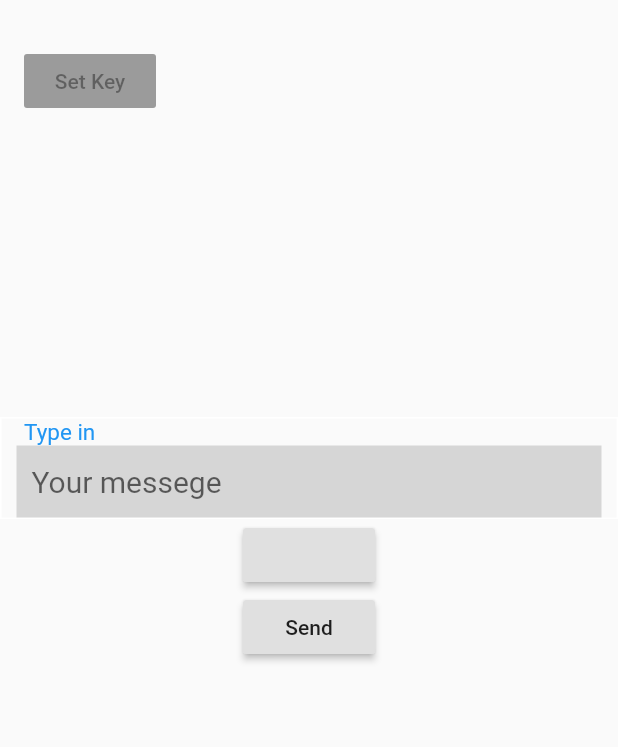
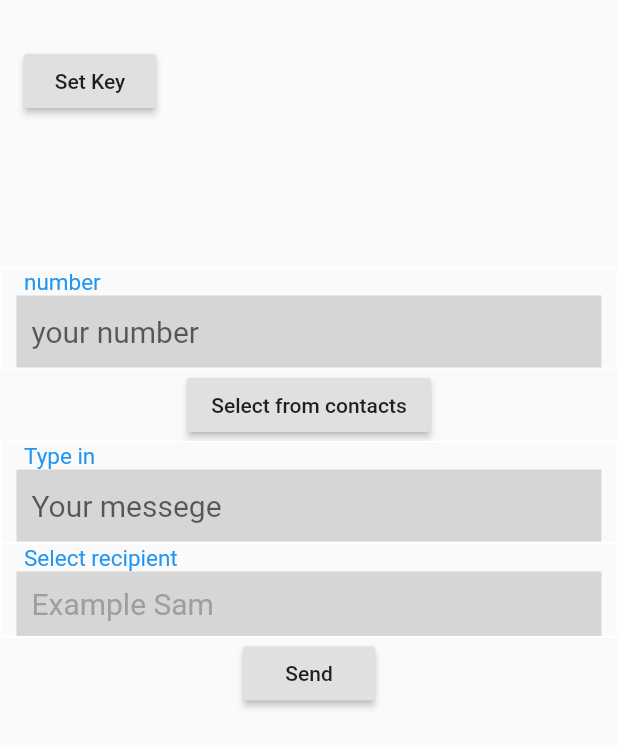
Before and after one commit to Alquama00s/SMS, a Flutter app: the screen it shows after launch, after a tap on "Encrypt", on a phone screen of 412 x 824 dp. Shown: the top 747 px of the screen. Run offline on Flutter 3.47's test engine with Material 2 defaults, Android fonts, the phone set to English and light mode, and no system bars; our stand-ins replace contacts_service, permission_handler; missing offline and left inert: encrypt, flutter_file_dialog.

Commit message:
encryption algos

```diff
--- a/lib/encrypt.dart
+++ b/lib/encrypt.dart
@@ -1,14 +1,16 @@
 import 'package:flutter/material.dart';
+import 'package:secret_messeging_service/commonfunctions.dart';
 import 'widgetLib.dart';
 import 'getContacts.dart';
+import 'setkey.dart';
 class Encrypt extends StatefulWidget{
   @override
   _EncryptState createState()=>_EncryptState();
 }
 class _EncryptState extends State<Encrypt>{
-  String msg='';
-  String number='';
-  String name='';
+  String _enmsg,msg='';
+  String selfnumber='',number='';
+  String name='Example Sam';
   Function save(String value,String valname){
     if(value!='')
       number=value;
@@ -18,12 +20,19 @@ class _EncryptState extends State<Encrypt>{
       });
     }
   }
+  Function saveself(String value,String valname){
+    if(value!='')
+      setState(() {
+        selfnumber=value;
+      });
+  }
   @override
   Widget build(BuildContext context) {
     return Scaffold(
       body: Container(
         width: MediaQuery.of(context).size.width,
         padding: EdgeInsets.fromLTRB(0,30, 0, 0),
+        child: SingleChildScrollView(
           child: Column(
             mainAxisAlignment: MainAxisAlignment.start,
             crossAxisAlignment: CrossAxisAlignment.center,
@@ -32,31 +41,46 @@ class _EncryptState extends State<Encrypt>{
                 mainAxisAlignment: MainAxisAlignment.center,
                 crossAxisAlignment: CrossAxisAlignment.center,
                 children: [
-                RaisedButton(onPressed: null,
+                  RaisedButton(onPressed: ()=>{
+                    Navigator.push(context,
+                        MaterialPageRoute(builder: (context)=>Setkey())
+                    ),
+                  },
                     child: Text('Set Key'),
                   ),
                   SizedBox(width: MediaQuery.of(context).size.width-120,),
                 ],
               ),
               SizedBox(
-              height: 200,
+                height: 100,
+              ),
+              Field(TextInputType.number,'your number', 'number', true, (v){selfnumber=v;}),
+              RaisedButton(onPressed: ()=>{
+                Navigator.push(context,
+                    MaterialPageRoute(builder: (context)=>ContactLoader(saveself))
+                ),
+              },
+                child: Text('Select from contacts'),
               ),
               Field(TextInputType.text, 'Your messege', 'Type in', true, (value){msg=value;}),
-            RaisedButton(onPressed: ()=>{
+              GestureDetector(
+                onTap: ()=>{
                   Navigator.push(context,
                       MaterialPageRoute(builder: (context)=>ContactLoader(save))
                   ),
                 },
-              child: Text('$number$name'),
+                child: Field(TextInputType.text, name, 'Select recipient', false, (value){}),
               ),
-            RaisedButton(onPressed: ()=>{
-              print(name+'\n'+number),
+              RaisedButton(onPressed: ()async=>{
+                _enmsg=await encrypt(msg,selfnumber),
+                print(_enmsg),
               },
                 child: Text('Send'),
               ),
             ],
           ),
         ),
+      ),
     );
   }
 }
--- a/lib/handlePermission.dart
+++ b/lib/handlePermission.dart
@@ -7,14 +7,21 @@ class Intro extends StatelessWidget {
   @override
   Widget build(BuildContext context) {
     return FutureBuilder(
-      future: Permission.contacts.status.isGranted,
+      future: [
+      Permission.contacts,
+        Permission.storage,
+        ].request(),
       builder: (context,snap){
         if(snap.connectionState == ConnectionState.done){
-          if(snap.data==true) {
+          //print(snap.data);
+          if(snap.data[Permission.contacts]==PermissionStatus.granted&&snap.data[Permission.storage]==PermissionStatus.granted) {
             return MainScreen();
           }
           else{
-            Permission.contacts.request();
+            if(snap.data[Permission.contacts]!=PermissionStatus.granted)
+                Permission.contacts.request();
+            if(snap.data[Permission.storage]!=PermissionStatus.granted)
+                Permission.storage.request();
             return Error('Restart the app with storage permission\n'
                 'This issue will be resolved in future release');
           }
--- a/pubspec.yaml
+++ b/pubspec.yaml
@@ -23,6 +23,9 @@ environment:
 dependencies:
   flutter:
     sdk: flutter
+  path_provider:
+  encrypt:
+  flutter_file_dialog: 1.0.0
 
 
   # The following adds the Cupertino Icons font to your application.
```
Also changed, not shown: lib/algorithms.dart (added, +152 -0 lines), lib/commonfunctions.dart (added, +74 -0 lines), lib/setkey.dart (added, +83 -0 lines), pubspec.lock, 3 other files. Lines whose indentation alone changed are shown as unchanged.
